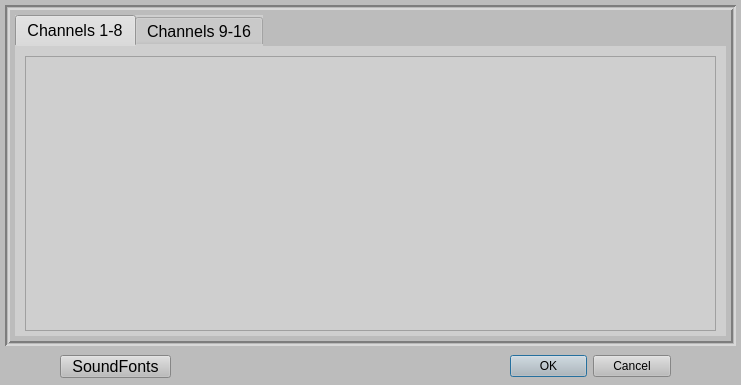
nahumbudin/AdjRaspi5qtSynthApp_2, file AdjRaspi5qtSynthApp_2/Dialog_FluidSynthChannels.ui: the form before one commit.
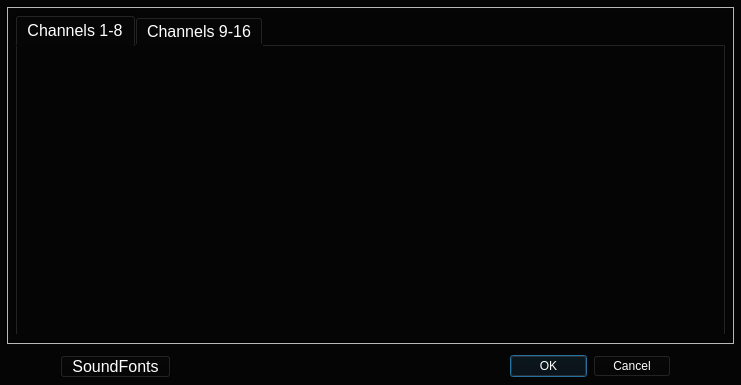
The form after the commit. The open tabs and pages were chosen to show the change.

Commit message: 1. Complete refactoring of GUI style to dark with white fonts. 2. Customized Qt widgets 3. Added the GuiNavigator object to navigate between GUI widgets using the control box events. 4. Added MIDI Player Backward and Forward controls.

The edit to the form file:
```diff
--- a/AdjRaspi5qtSynthApp_2/Dialog_FluidSynthChannels.ui
+++ b/AdjRaspi5qtSynthApp_2/Dialog_FluidSynthChannels.ui
@@ -14,8 +14,8 @@
    <string>FluidSynth Channels</string>
   </property>
   <property name="styleSheet">
-   <string notr="true">background-color: rgb(188, 188, 188);
-border-color: rgb(0, 0, 0);</string>
+   <string notr="true">color: rgb(255, 255, 255);
+background-color: rgb(5, 5, 5);</string>
   </property>
   <widget class="QDialogButtonBox" name="buttonBox_Dialog_Channels">
    <property name="geometry">
@@ -77,7 +77,8 @@
      </font>
     </property>
     <property name="styleSheet">
-     <string notr="true">background-color: rgb(207, 207, 207);</string>
+     <string notr="true">color: rgb(255, 255, 255);
+background-color: rgb(5, 5, 5);</string>
     </property>
     <property name="currentIndex">
      <number>0</number>
@@ -95,6 +96,10 @@
         <height>275</height>
        </rect>
       </property>
+      <property name="styleSheet">
+       <string notr="true">color: rgb(255, 255, 255);
+background-color: rgb(5, 5, 5);</string>
+      </property>
       <property name="verticalScrollBarPolicy">
        <enum>Qt::ScrollBarAlwaysOff</enum>
       </property>
```
Left out of the diff: 2 changed lines with no effect on the pictures. The commit also changes 85 other files.
